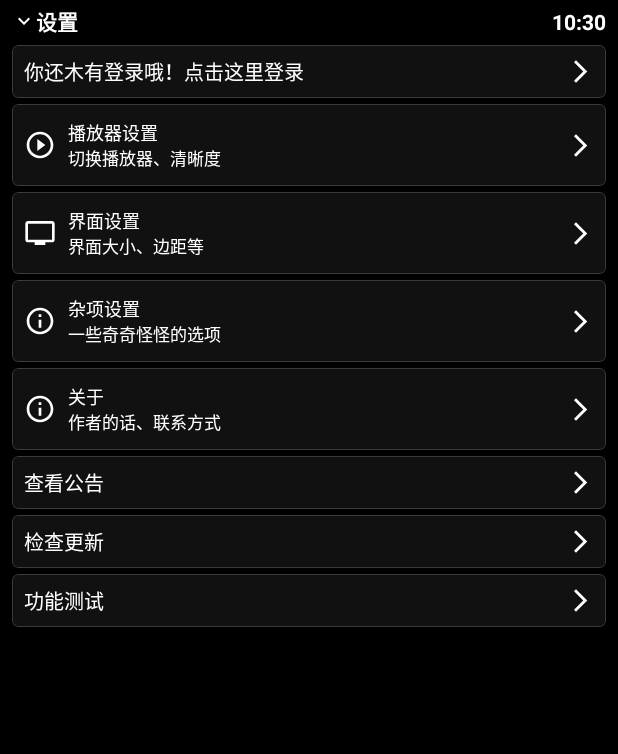
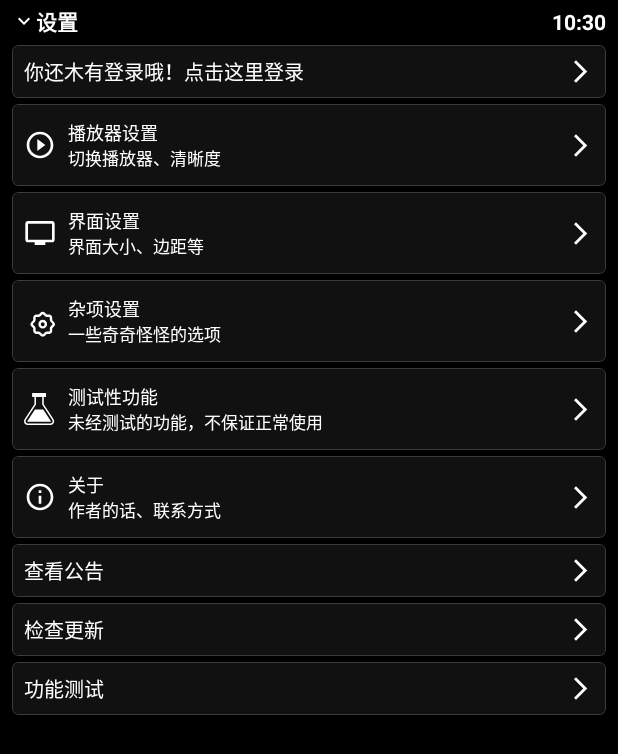
Before and after one commit to huanli233/BiliClient, an Android app: the SettingMainActivity screen opened directly, with no data from a screen before it, on a phone screen of 412 x 824 dp. Shown: the top 754 px of the screen. Run offline under Robolectric (Android 15) with nearby library versions, the phone set to English and light mode, and no system bars.

Commit message:
加了实验性设置，改了点东西

```diff
--- a/app/src/main/AndroidManifest.xml
+++ b/app/src/main/AndroidManifest.xml
@@ -64,6 +64,11 @@
             android:name=".activity.dynamic.DynamicActivity"
             android:exported="true"
             android:label="动态"
+            android:screenOrientation="portrait" />
+        <activity
+            android:name=".activity.settings.SettingLaboratoryActivity"
+            android:exported="true"
+            android:label="实验性功能"
             android:screenOrientation="portrait" />
         <activity
             android:name=".activity.settings.UIPreviewActivity"
--- a/app/src/main/java/com/RobinNotBad/BiliClient/activity/SplashActivity.java
+++ b/app/src/main/java/com/RobinNotBad/BiliClient/activity/SplashActivity.java
@@ -87,7 +87,7 @@ public class SplashActivity extends Activity {
                         String cookies = UserLoginApi.getCookies(response);
                         Log.e("cookies",cookies);
                         if(!cookies.isEmpty()) SharedPreferencesUtil.putString("cookies",cookies);
-                    }else checkCookie();
+                    }else if (SharedPreferencesUtil.getBoolean("dev_refresh_cookie",false)) checkCookie();
 
 
                     Intent intent = new Intent();
--- a/app/src/main/java/com/RobinNotBad/BiliClient/activity/settings/SettingMainActivity.java
+++ b/app/src/main/java/com/RobinNotBad/BiliClient/activity/settings/SettingMainActivity.java
@@ -83,6 +83,14 @@ public class SettingMainActivity extends BaseActivity {
             startActivity(intent);
         });
 
+        //实验性设置
+        MaterialCardView laboratorySetting = findViewById(R.id.laboratory);
+        laboratorySetting.setOnClickListener(view -> {
+            Intent intent = new Intent();
+            intent.setClass(this, SettingLaboratoryActivity.class);
+            startActivity(intent);
+        });
+
         //关于
         MaterialCardView about = findViewById(R.id.about);
         //about.setOnClickListener(view -> MsgUtil.showText(this,"关于",getString(R.string.about)));
--- /dev/null
+++ b/app/src/main/res/drawable/icon_laboratory.xml
@@ -0,0 +1,11 @@
+<?xml version="1.0" encoding="utf-8"?>
+<vector xmlns:android="http://schemas.android.com/apk/res/android"
+    android:height="24dp"
+    android:width="24dp"
+    android:viewportWidth="24.0"
+    android:viewportHeight="24.0">
+    <path android:fillColor="#fff"
+        android:pathData="m22.171 19.68-7.352-11.311v-5.407h1.708v-2.962h-10.429v2.965h1.722v5.407l-7.366 11.308c-.285.431-.455.96-.455 1.528 0 1.542 1.25 2.792 2.792 2.792h.003 17.031c1.544-.003 2.795-1.255 2.795-2.8 0-.565-.167-1.091-.455-1.531l.007.011zm-.905 2.302c-.282.513-.818.854-1.434.854-.002 0-.004 0-.006 0h-17.032c-.001 0-.002 0-.003 0-.904 0-1.636-.732-1.636-1.636 0-.33.098-.638.266-.895l-.004.006 7.549-11.6v-5.751h4.686v5.754l7.541 11.6c.17.251.272.561.272.895 0 .285-.074.553-.204.785l.004-.008z"/>
+    <path android:fillColor="#fff"
+        android:pathData="m14.412 12.351h-6.191l-5.655 8.698c-.03.045-.048.1-.048.159 0 .051.013.098.036.14l-.001-.001c.05.087.142.145.248.146h17.031.001c.106 0 .198-.058.247-.145l.001-.001c.022-.04.036-.088.036-.138 0-.059-.018-.115-.049-.16l.001.001z"/>
+</vector>
--- a/app/src/main/res/drawable/icon_reply.xml
+++ b/app/src/main/res/drawable/icon_reply.xml
@@ -5,7 +5,7 @@
     android:viewportHeight="36">
     <path
         android:pathData="M23.5,6.09h-11a11,11 0,0 0,0 22H15l1.46,5 5.54,-5H23.5a11,11 0,0 0,0 -22Z"
-        android:strokeWidth="2.2"
+        android:strokeWidth="2.8"
         android:fillColor="#00000000"
         android:strokeColor="#a2a2a2"/>
 </vector>
--- /dev/null
+++ b/app/src/main/res/drawable/icon_settings.xml
@@ -0,0 +1,15 @@
+<vector
+    android:width="20dp"
+    android:height="20dp"
+    android:viewportHeight="20"
+    android:viewportWidth="20"
+    xmlns:android="http://schemas.android.com/apk/res/android">
+    <path
+        android:strokeColor="#fff"
+        android:strokeWidth="1.5"
+        android:pathData="M11.7 14C10.623 14 9.74999 13.1046 9.74999 12C9.74999 10.8954 10.623 10 11.7 10C12.7769 10 13.65 10.8954 13.65 12C13.65 12.5304 13.4445 13.0391 13.0789 13.4142C12.7132 13.7893 12.2172 14 11.7 14Z" />
+    <path
+        android:strokeColor="#fff"
+        android:strokeWidth="1.5"
+        android:pathData="M16.8841 16.063V14.721C16.8841 14.3887 17.0128 14.07 17.2419 13.835L18.1672 12.886C18.6443 12.3967 18.6443 11.6033 18.1672 11.114L17.2419 10.165C17.0128 9.93001 16.8841 9.61131 16.8841 9.27899V7.93599C16.8841 7.24398 16.3371 6.68299 15.6624 6.68299H14.353C14.029 6.68299 13.7182 6.55097 13.4891 6.31599L12.5638 5.36699C12.0867 4.87767 11.3132 4.87767 10.8361 5.36699L9.91087 6.31599C9.68176 6.55097 9.37102 6.68299 9.04702 6.68299H7.73759C7.41341 6.68299 7.10253 6.81514 6.87339 7.05034C6.64425 7.28554 6.51566 7.6045 6.51592 7.93699V9.27899C6.51591 9.61131 6.3872 9.93001 6.15809 10.165L5.23282 11.114C4.75573 11.6033 4.75573 12.3967 5.23282 12.886L6.15809 13.835C6.3872 14.07 6.51591 14.3887 6.51592 14.721V16.063C6.51592 16.755 7.06288 17.316 7.73759 17.316H9.04702C9.37102 17.316 9.68176 17.448 9.91087 17.683L10.8361 18.632C11.3132 19.1213 12.0867 19.1213 12.5638 18.632L13.4891 17.683C13.7182 17.448 14.029 17.316 14.353 17.316H15.6614C15.9856 17.3163 16.2966 17.1844 16.5259 16.9493C16.7552 16.7143 16.8841 16.3955 16.8841 16.063Z" />
+</vector>
--- a/app/src/main/res/layout/activity_setting_main.xml
+++ b/app/src/main/res/layout/activity_setting_main.xml
@@ -279,7 +279,7 @@
                         android:layout_height="0dp"
                         android:layout_marginStart="8dp"
                         android:adjustViewBounds="true"
-                        android:src="@drawable/icon_info"
+                        android:src="@drawable/icon_settings"
                         app:layout_constraintBottom_toBottomOf="parent"
                         app:layout_constraintHeight_percent="0.4"
                         app:layout_constraintStart_toStartOf="parent"
@@ -320,6 +320,84 @@
 
                 </androidx.constraintlayout.widget.ConstraintLayout>
 
+            </com.google.android.material.card.MaterialCardView>
+
+            <com.google.android.material.card.MaterialCardView
+                android:id="@+id/laboratory"
+                android:layout_width="match_parent"
+                android:layout_height="match_parent"
+                android:layout_marginHorizontal="8dp"
+                android:layout_marginVertical="2dp"
+                android:foreground="?selectableItemBackground"
+                app:cardBackgroundColor="#78242424"
+                app:cardCornerRadius="4dp"
+                app:cardElevation="0dp"
+                app:cardMaxElevation="0dp"
+                app:strokeColor="#70707070"
+                app:strokeWidth="0.1dp">
+
+                <androidx.constraintlayout.widget.ConstraintLayout
+                    android:layout_width="match_parent"
+                    android:layout_height="wrap_content">
+
+                    <ImageView
+                        android:id="@+id/laboratory_go"
+                        android:layout_width="wrap_content"
+                        android:layout_height="wrap_content"
+                        android:layout_marginTop="16dp"
+                        android:layout_marginEnd="8dp"
+                        android:layout_marginBottom="16dp"
+                        android:src="@drawable/arrow_forward"
+                        app:layout_constraintBottom_toBottomOf="parent"
+                        app:layout_constraintEnd_toEndOf="parent"
+                        app:layout_constraintTop_toTopOf="parent" />
+
+                    <ImageView
+                        android:id="@+id/laboratory_icon"
+                        android:layout_width="wrap_content"
+                        android:layout_height="0dp"
+                        android:layout_marginStart="8dp"
+                        android:adjustViewBounds="true"
+                        android:src="@drawable/icon_laboratory"
+                        app:layout_constraintBottom_toBottomOf="parent"
+                        app:layout_constraintHeight_percent="0.4"
+                        app:layout_constraintStart_toStartOf="parent"
+                        app:layout_constraintTop_toTopOf="parent"
+                        app:layout_constraintVertical_bias="0.5" />
+
+                    <TextView
+                        android:id="@+id/laboratory_title"
+                        android:layout_width="0dp"
+                        android:layout_height="wrap_content"
+                        android:layout_marginStart="8dp"
+                        android:layout_marginTop="10dp"
+                        android:ellipsize="end"
+                        android:lines="1"
+                        android:text="测试性功能"
+                        android:textColor="#fff"
+                        android:textSize="11sp"
+                        app:autoSizeTextType="uniform"
+                        app:layout_constraintBottom_toTopOf="@+id/laboratory_desription"
+                        app:layout_constraintEnd_toStartOf="@+id/laboratory_go"
+                        app:layout_constraintStart_toEndOf="@+id/laboratory_icon"
+                        app:layout_constraintTop_toTopOf="parent" />
+
+                    <TextView
+                        android:id="@+id/laboratory_desription"
+                        android:layout_width="0dp"
+                        android:layout_height="wrap_content"
+                        android:layout_marginStart="8dp"
+                        android:layout_marginBottom="10dp"
+                        android:lines="1"
+                        android:text="未经测试的功能，不保证正常使用"
+                        android:textColor="#fff"
+                        android:textSize="11sp"
+                        app:layout_constraintBottom_toBottomOf="parent"
+                        app:layout_constraintEnd_toStartOf="@+id/laboratory_go"
+                        app:layout_constraintStart_toEndOf="@+id/laboratory_icon"
+                        app:layout_constraintTop_toBottomOf="@+id/laboratory_title" />
+
+                </androidx.constraintlayout.widget.ConstraintLayout>
             </com.google.android.material.card.MaterialCardView>
 
             <com.google.android.material.card.MaterialCardView
```
Also changed, not shown: app/src/main/java/com/RobinNotBad/BiliClient/activity/settings/SettingLaboratoryActivity.java (added, +41 -0 lines), app/src/main/res/layout/activity_message.xml (+175 -165 lines), app/src/main/res/layout/activity_setting_laboratory.xml (added, +89 -0 lines).
